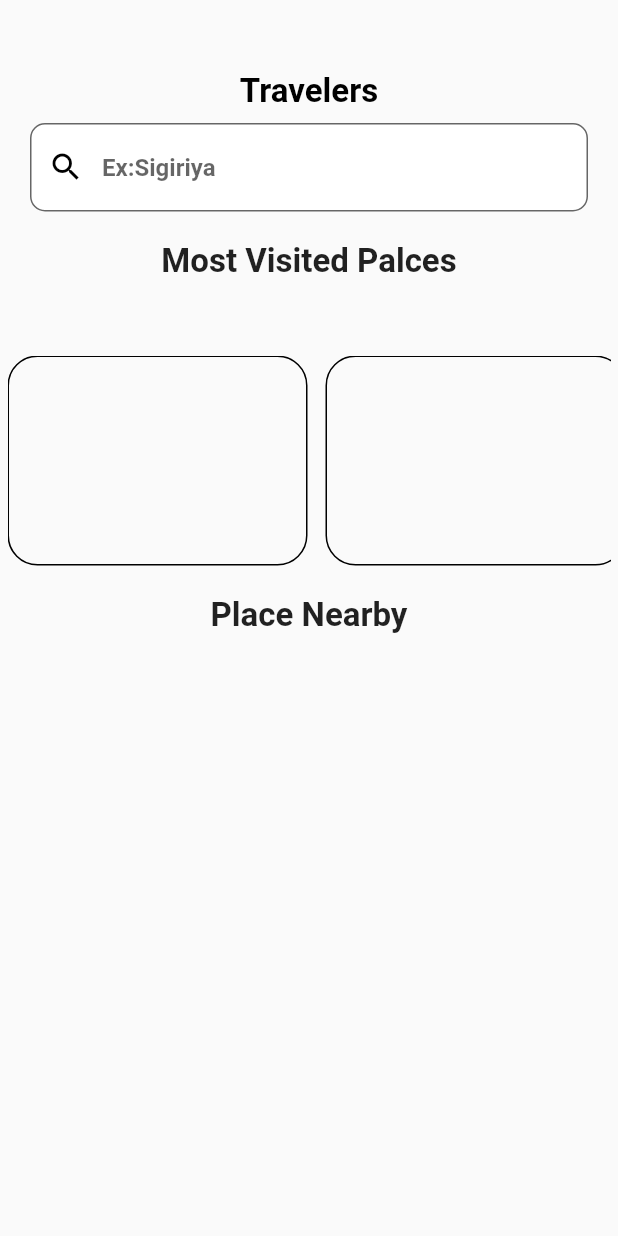
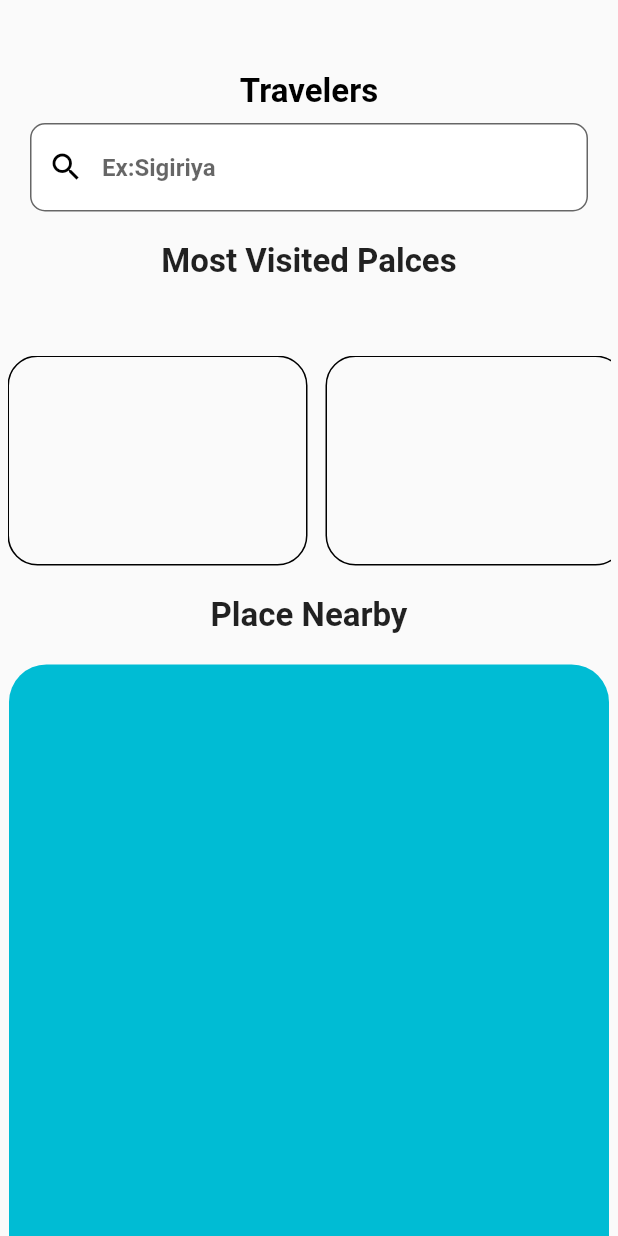
Before and after one commit to bawantha2001/Hiker, a Flutter app: the screen it shows after launch, on a phone screen of 412 x 824 dp. Run offline on Flutter 3.47's test engine with Material 2 defaults, Android fonts, the phone set to English and light mode, and no system bars; our stand-ins replace cloud_firestore, firebase_auth, firebase_core, fluttertoast, google_sign_in; accounts and stored records are empty.

```diff
--- a/lib/features/App/login/home.dart
+++ b/lib/features/App/login/home.dart
@@ -103,6 +103,18 @@ class _State extends State<home> {
                   ),)),
             ),
           ),
+          Container(
+            width: 400,
+            height: 420,
+            decoration: BoxDecoration(
+              color: Colors.cyan,
+              borderRadius: BorderRadius.only(
+                topLeft: Radius.circular(25),
+                topRight: Radius.circular(25),
+              ),
+            ),
+
+          )
         ],
       ),
     );
--- a/pubspec.yaml
+++ b/pubspec.yaml
@@ -31,6 +31,8 @@ dependencies:
   fluttertoast: ^8.0.8
   flutter:
     sdk: flutter
+
+  google_maps_flutter: ^2.5.0
 
 
   # The following adds the Cupertino Icons font to your application.
```
Also changed, not shown: pubspec.lock, 2 other files.
